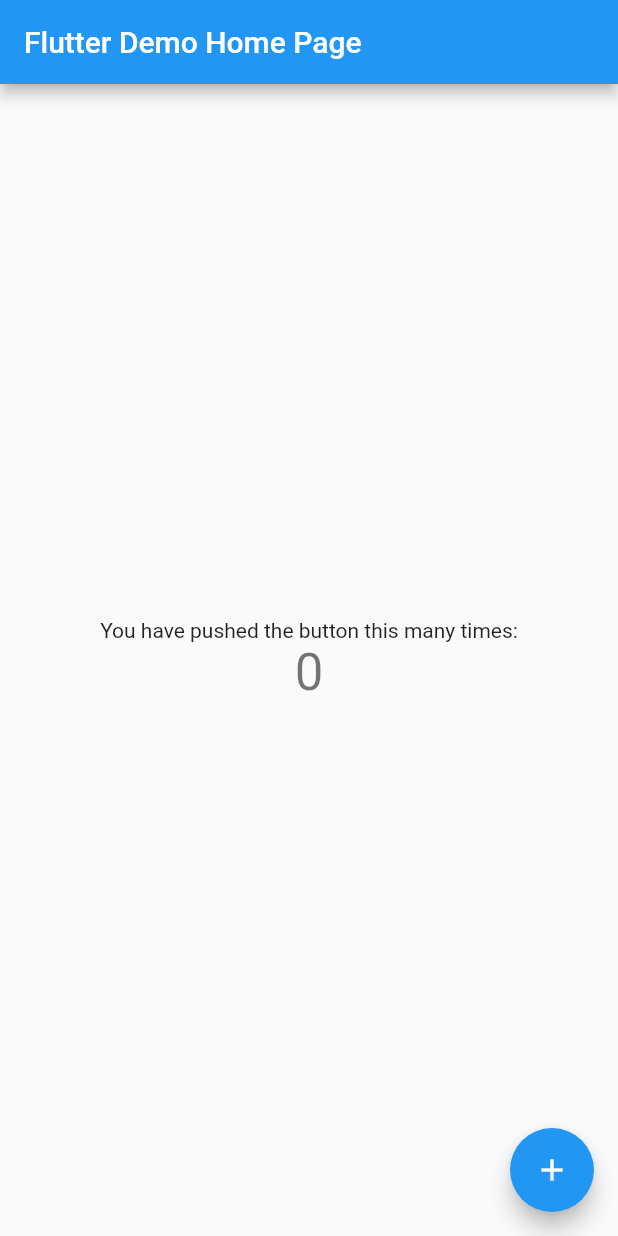
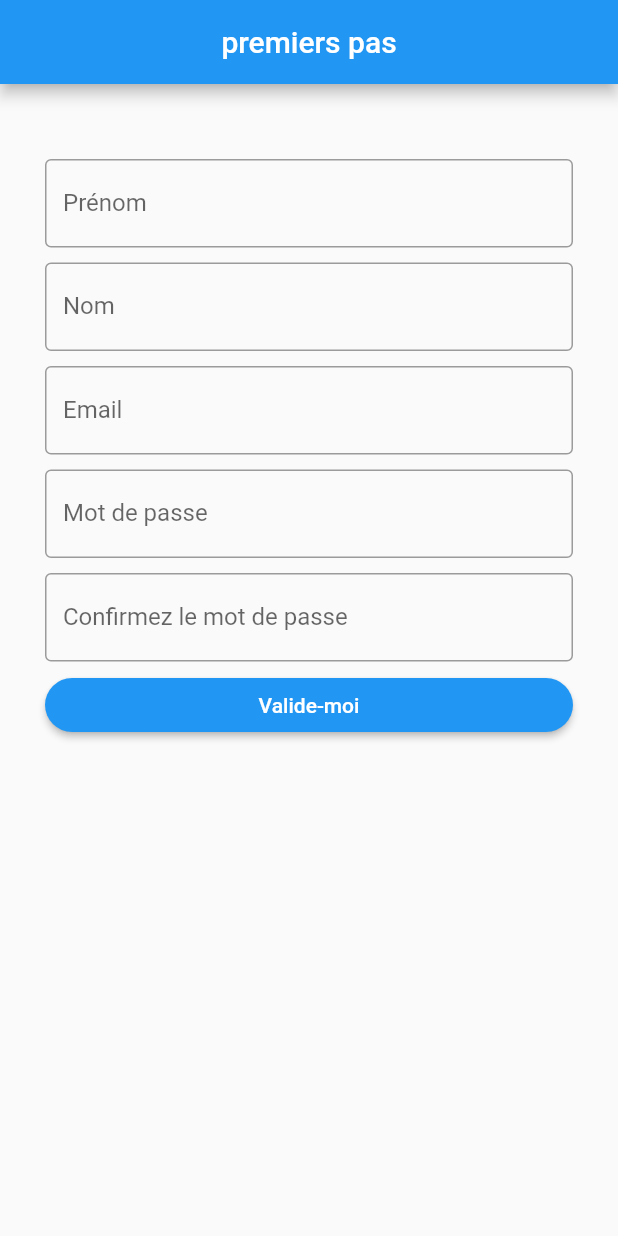
Before and after one commit to kiady66/move_on, a Flutter app: the screen it shows after launch, on a phone screen of 412 x 824 dp. Run offline on Flutter 3.47's test engine with Material 2 defaults, Android fonts, the phone set to English and light mode, and no system bars.

Commit message:
branch register form

```diff
--- a/lib/main.dart
+++ b/lib/main.dart
@@ -1,115 +1,25 @@
+import 'package:move_on/register.dart';
 import 'package:flutter/material.dart';
 
-void main() {
-  runApp(const MyApp());
-}
+void main() => runApp(MyApp());
 
 class MyApp extends StatelessWidget {
   const MyApp({Key? key}) : super(key: key);
-
-  // This widget is the root of your application.
   @override
   Widget build(BuildContext context) {
     return MaterialApp(
-      title: 'Flutter Demo',
       theme: ThemeData(
-        // This is the theme of your application.
-        //
-        // Try running your application with "flutter run". You'll see the
-        // application has a blue toolbar. Then, without quitting the app, try
-        // changing the primarySwatch below to Colors.green and then invoke
-        // "hot reload" (press "r" in the console where you ran "flutter run",
-        // or simply save your changes to "hot reload" in a Flutter IDE).
-        // Notice that the counter didn't reset back to zero; the application
-        // is not restarted.
+        buttonColor: Colors.blue,
+        buttonTheme: ButtonThemeData(
+          textTheme: ButtonTextTheme.primary,
+        ),
         primarySwatch: Colors.blue,
       ),
-      home: const MyHomePage(title: 'Flutter Demo Home Page'),
+      debugShowCheckedModeBanner: false,
+      initialRoute: '/home',
+      routes: {
+        '/home': (context) => Home(),
+      },
     );
   }
 }
-
-class MyHomePage extends StatefulWidget {
-  const MyHomePage({Key? key, required this.title}) : super(key: key);
-
-  // This widget is the home page of your application. It is stateful, meaning
-  // that it has a State object (defined below) that contains fields that affect
-  // how it looks.
-
-  // This class is the configuration for the state. It holds the values (in this
-  // case the title) provided by the parent (in this case the App widget) and
-  // used by the build method of the State. Fields in a Widget subclass are
-  // always marked "final".
-
-  final String title;
-
-  @override
-  State<MyHomePage> createState() => _MyHomePageState();
-}
-
-class _MyHomePageState extends State<MyHomePage> {
-  int _counter = 0;
-
-  void _incrementCounter() {
-    setState(() {
-      // This call to setState tells the Flutter framework that something has
-      // changed in this State, which causes it to rerun the build method below
-      // so that the display can reflect the updated values. If we changed
-      // _counter without calling setState(), then the build method would not be
-      // called again, and so nothing would appear to happen.
-      _counter++;
-    });
-  }
-
-  @override
-  Widget build(BuildContext context) {
-    // This method is rerun every time setState is called, for instance as done
-    // by the _incrementCounter method above.
-    //
-    // The Flutter framework has been optimized to make rerunning build methods
-    // fast, so that you can just rebuild anything that needs updating rather
-    // than having to individually change instances of widgets.
-    return Scaffold(
-      appBar: AppBar(
-        // Here we take the value from the MyHomePage object that was created by
-        // the App.build method, and use it to set our appbar title.
-        title: Text(widget.title),
-      ),
-      body: Center(
-        // Center is a layout widget. It takes a single child and positions it
-        // in the middle of the parent.
-        child: Column(
-          // Column is also a layout widget. It takes a list of children and
-          // arranges them vertically. By default, it sizes itself to fit its
-          // children horizontally, and tries to be as tall as its parent.
-          //
-          // Invoke "debug painting" (press "p" in the console, choose the
-          // "Toggle Debug Paint" action from the Flutter Inspector in Android
-          // Studio, or the "Toggle Debug Paint" command in Visual Studio Code)
-          // to see the wireframe for each widget.
-          //
-          // Column has various properties to control how it sizes itself and
-          // how it positions its children. Here we use mainAxisAlignment to
-          // center the children vertically; the main axis here is the vertical
-          // axis because Columns are vertical (the cross axis would be
-          // horizontal).
-          mainAxisAlignment: MainAxisAlignment.center,
-          children: <Widget>[
-            const Text(
-              'You have pushed the button this many times:',
-            ),
-            Text(
-              '$_counter',
-              style: Theme.of(context).textTheme.headline4,
-            ),
-          ],
-        ),
-      ),
-      floatingActionButton: FloatingActionButton(
-        onPressed: _incrementCounter,
-        tooltip: 'Increment',
-        child: const Icon(Icons.add),
-      ), // This trailing comma makes auto-formatting nicer for build methods.
-    );
-  }
-}
--- /dev/null
+++ b/lib/register.dart
@@ -0,0 +1,101 @@
+import 'package:flutter/material.dart';
+
+class Home extends StatefulWidget {
+  @override
+  _HomeState createState() => _HomeState();
+}
+
+class _HomeState extends State<Home> {
+
+  /* String email = '';
+  String password = '';
+  String confirmPss = '';
+  final _keyForm = GlobalKey<FormState>();*/
+
+  @override
+  Widget build(BuildContext context) {
+    return Scaffold(
+      appBar: AppBar(
+        title: Text('premiers pas'),
+        centerTitle: true,
+      ),
+      body : SingleChildScrollView(
+        child: Container(
+          padding: EdgeInsets.symmetric(horizontal: 30.0, vertical: 50.0),
+          child: Form(
+//            key: _keyForm,
+            child: Column(
+              crossAxisAlignment: CrossAxisAlignment.stretch,
+              children: <Widget>[
+                TextFormField(
+                  decoration: InputDecoration(
+                      labelText: 'Prénom',
+                      border: OutlineInputBorder()
+                  ),
+                  /* validator: (val) => val.isEmpty ? 'Entrez votre email' : null,
+                  onChanged: (val) => email = val,*/
+                ),
+                SizedBox(height: 10.0),
+                TextFormField(
+                  decoration: InputDecoration(
+                      labelText: 'Nom',
+                      border: OutlineInputBorder()
+                  ),
+                  /* validator: (val) => val.length < 6 ? 'Entrez un password avec ou + de caracteres' : null,
+                  onChanged: (val) => password = val,*/
+                  obscureText: true,
+                ),
+                SizedBox(height: 10.0),
+                TextFormField(
+                  decoration: InputDecoration(
+                      labelText: 'Email',
+                      border: OutlineInputBorder()
+                  ),
+                  /* validator: (val) => val.length < 6 ? 'Entrez un password avec ou + de caracteres' : null,
+                  onChanged: (val) => password = val,*/
+                  obscureText: true,
+                ),
+                SizedBox(height: 10.0),
+                TextFormField(
+                  decoration: InputDecoration(
+                      labelText: 'Mot de passe',
+                      border: OutlineInputBorder()
+                  ),
+                  /* validator: (val) => val.length < 6 ? 'Entrez un password avec ou + de caracteres' : null,
+                  onChanged: (val) => password = val,*/
+                  obscureText: true,
+                ),
+                SizedBox(height: 10.0),
+                TextFormField(
+                  decoration: InputDecoration(
+                      labelText: 'Confirmez le mot de passe',
+                      border: OutlineInputBorder()
+                  ),
+                  /*onChanged: (val) =>  confirmPss = val,
+                  validator: (val) => confirmPss != password ? 'Confirmez votre mot de passe' : null,*/
+                  obscureText: true,
+                ),
+                SizedBox(height: 5.0),
+                RaisedButton(
+                  shape: RoundedRectangleBorder(
+                    borderRadius: BorderRadius.circular(20.0),
+                  ),
+                  color: Colors.blue,
+                  child: Text(
+                    'Valide-moi',
+                    style: TextStyle(color: Colors.white),
+                  ),
+                  onPressed: (){
+                    /*if(_keyForm.currentState.validate()){
+                      Navigator.pushReplacementNamed(context, '/contactList');
+                    }*/
+                  },
+                ),
+              ],
+            ),
+          ),
+        ),
+      ),
+    );
+  }
+}
```
